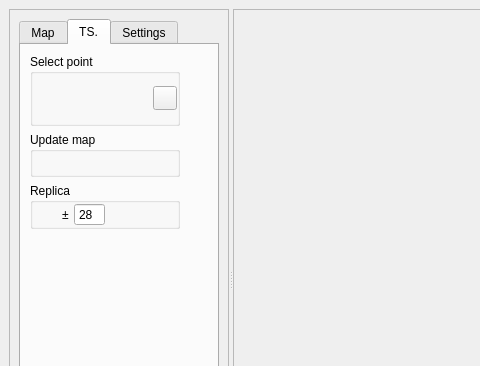
Qt form insar_explorer_dockwidget_base.ui (luhipi/insar-explorer) before a commit; both pictures show x 0 to 480 and y 0 to 366 of the 693 by 578 pixel window.
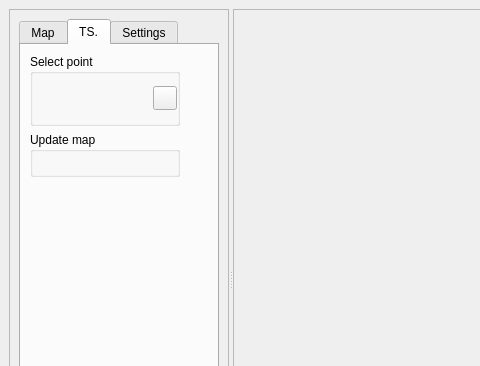
The same form after that commit. The open tabs and pages were chosen to show the change. Icons and pictures are not drawn.

Commit message: move replica to toolbar: remove replica controls from settings

```diff
--- a/insar_explorer_dockwidget_base.ui
+++ b/insar_explorer_dockwidget_base.ui
@@ -1415,177 +1415,6 @@
                    </widget>
                   </item>
                   
-                  <item>
-                   <widget class="QGroupBox" name="groupBox_5">
-                    <property name="sizePolicy">
-                     <sizepolicy hsizetype="Fixed" vsizetype="Preferred">
-                      <horstretch>0</horstretch>
-                      <verstretch>0</verstretch>
-                     </sizepolicy>
-                    </property>
-                    <property name="minimumSize">
-                     <size>
-                      <width>0</width>
-                      <height>0</height>
-                     </size>
-                    </property>
-                    <property name="maximumSize">
-                     <size>
-                      <width>150</width>
-                      <height>16777215</height>
-                     </size>
-                    </property>
-                    <property name="toolTip">
-                     <string/>
-                    </property>
-                    <property name="title">
-                     <string>Replica</string>
-                    </property>
-                    <property name="flat">
-                     <bool>true</bool>
-                    </property>
-                    <layout class="QVBoxLayout" name="verticalLayout_11">
-                     <property name="spacing">
-                      <number>-1</number>
-                     </property>
-                     <property name="leftMargin">
-                      <number>0</number>
-                     </property>
-                     <property name="topMargin">
-                      <number>0</number>
-                     </property>
-                     <property name="rightMargin">
-                      <number>0</number>
-                     </property>
-                     <property name="bottomMargin">
-                      <number>0</number>
-                     </property>
-                     <item>
-                      <layout class="QHBoxLayout" name="horizontalLayout_11">
-                       <property name="spacing">
-                        <number>5</number>
-                       </property>
-                       <item>
-                        <widget class="QPushButton" name="pb_ts_replica">
-                         <property name="enabled">
-                          <bool>true</bool>
-                         </property>
-                         <property name="sizePolicy">
-                          <sizepolicy hsizetype="Fixed" vsizetype="Fixed">
-                           <horstretch>0</horstretch>
-                           <verstretch>0</verstretch>
-                          </sizepolicy>
-                         </property>
-                         <property name="maximumSize">
-                          <size>
-                           <width>24</width>
-                           <height>24</height>
-                          </size>
-                         </property>
-                         <property name="toolTip">
-                          <string>Plot replica</string>
-                         </property>
-                         <property name="toolTipDuration">
-                          <number>-1</number>
-                         </property>
-                         <property name="autoFillBackground">
-                          <bool>false</bool>
-                         </property>
-                         <property name="styleSheet">
-                          <string notr="true">QPushButton:hover {
-    border: 1px solid #bbb;
-}
-</string>
-                         </property>
-                         <property name="text">
-                          <string/>
-                         </property>
-                         <property name="icon">
-                          <iconset>
-                           <normaloff>:/icons/icons/replica.svg</normaloff>:/icons/icons/replica.svg</iconset>
-                         </property>
-                         <property name="iconSize">
-                          <size>
-                           <width>20</width>
-                           <height>20</height>
-                          </size>
-                         </property>
-                         <property name="checkable">
-                          <bool>true</bool>
-                         </property>
-                         <property name="flat">
-                          <bool>true</bool>
-                         </property>
-                        </widget>
-                       </item>
-                       <item>
-                        <widget class="QLabel" name="label">
-                         <property name="toolTip">
-                          <string/>
-                         </property>
-                         <property name="text">
-                          <string>±</string>
-                         </property>
-                        </widget>
-                       </item>
-                       <item>
-                        <widget class="QSpinBox" name="sb_ts_replica">
-                         <property name="sizePolicy">
-                          <sizepolicy hsizetype="Fixed" vsizetype="Fixed">
-                           <horstretch>0</horstretch>
-                           <verstretch>0</verstretch>
-                          </sizepolicy>
-                         </property>
-                         <property name="minimumSize">
-                          <size>
-                           <width>0</width>
-                           <height>0</height>
-                          </size>
-                         </property>
-                         <property name="sizeIncrement">
-                          <size>
-                           <width>0</width>
-                           <height>0</height>
-                          </size>
-                         </property>
-                         <property name="toolTip">
-                          <string>Replica distance (wavelength/2)</string>
-                         </property>
-                         <property name="buttonSymbols">
-                          <enum>QAbstractSpinBox::NoButtons</enum>
-                         </property>
-                         <property name="minimum">
-                          <number>1</number>
-                         </property>
-                         <property name="maximum">
-                          <number>999</number>
-                         </property>
-                         <property name="value">
-                          <number>28</number>
-                         </property>
-                        </widget>
-                       </item>
-                       <item>
-                        <spacer name="horizontalSpacer_4">
-                         <property name="toolTip">
-                          <string/>
-                         </property>
-                         <property name="orientation">
-                          <enum>Qt::Horizontal</enum>
-                         </property>
-                         <property name="sizeHint" stdset="0">
-                          <size>
-                           <width>40</width>
-                           <height>20</height>
-                          </size>
-                         </property>
-                        </spacer>
-                       </item>
-                      </layout>
-                     </item>
-                    </layout>
-                   </widget>
-                  </item>
                  </layout>
                 </item>
                 <item row="0" column="2">
```
The commit also changes 1 other file.
